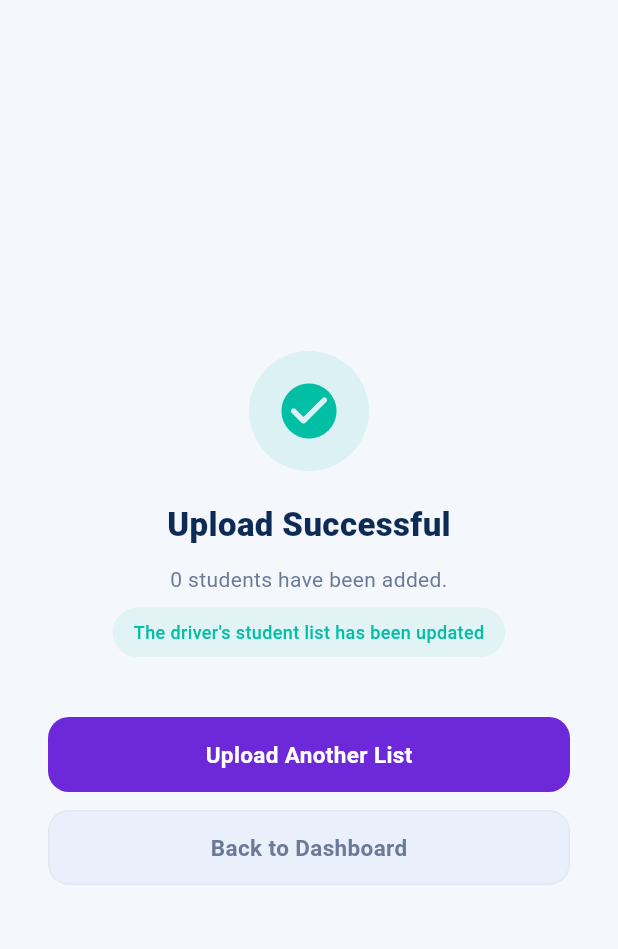
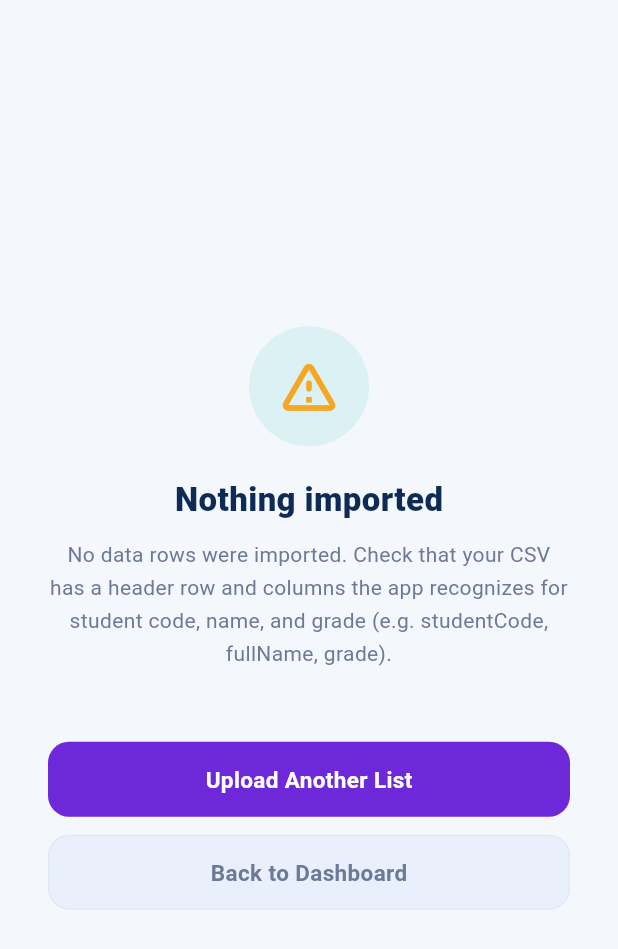
Before and after one commit to jka26/SafeRide, a Flutter app: the _SuccessView widget shown alone on an empty page, opened directly with empty values, on a phone screen of 412 x 824 dp. Shown: the top 949 px of the screen. Run offline on Flutter 3.47's test engine with Material 3 defaults, Android fonts, the phone set to English and light mode, and no system bars; our stand-ins replace file_picker, firebase_core, firebase_messaging, flutter_contacts, flutter_map, flutter_native_splash and 5 more; accounts and stored records are empty; network calls fail; Roboto replaces fonts that are missing (Outfit).

Commit message:
feat(admin): GET /drivers with profile heal, CSV import clarity, assign UX
- Add DriversModule: GET /api/drivers lists Driver+user; creates missing Driver rows for DRIVER users
- Admin assign uses /drivers; clearer errors when buses or drivers missing
- CSV commit returns skipped count; success screen explains duplicates vs parse issues
- E2E: GET /api/drivers for admin

Made-with: Cursor

```diff
--- a/saferide_app/lib/admin/csv_upload_screen.dart
+++ b/saferide_app/lib/admin/csv_upload_screen.dart
@@ -44,6 +44,7 @@ class _CsvUploadBody extends StatelessWidget {
       body: provider.isSuccess
           ? _SuccessView(
               count: provider.uploadedCount,
+              skipped: provider.skippedCount,
               routeName: '',
               onUploadAnother: () => context.read<CsvUploadProvider>().reset(),
             )
@@ -530,17 +531,43 @@ class _PreviewStudentTile extends StatelessWidget {
 
 class _SuccessView extends StatelessWidget {
   final int count;
+  final int skipped;
   final String routeName;
   final VoidCallback onUploadAnother;
 
   const _SuccessView({
     required this.count,
+    required this.skipped,
     required this.routeName,
     required this.onUploadAnother,
   });
 
   @override
   Widget build(BuildContext context) {
+    final String detail;
+    if (count == 0 && skipped == 0) {
+      detail =
+          'No data rows were imported. Check that your CSV has a header row '
+          'and columns the app recognizes for student code, name, and grade '
+          '(e.g. studentCode, fullName, grade).';
+    } else if (count == 0 && skipped > 0) {
+      detail =
+          'No new students were added. All $skipped row${skipped != 1 ? "s" : ""} '
+          'use student codes that already exist in the database. '
+          'Change codes in the file or remove existing students first.';
+    } else if (skipped > 0) {
+      detail =
+          routeName.isEmpty
+              ? '$count new student${count != 1 ? "s" : ""} added. '
+                    '$skipped row${skipped != 1 ? "s" : ""} skipped (duplicate student codes).'
+              : '$count new student${count != 1 ? "s" : ""} added to $routeName. '
+                    '$skipped skipped (duplicate codes).';
+    } else {
+      detail = routeName.isEmpty
+          ? '$count student${count != 1 ? "s" : ""} have been added.'
+          : '$count student${count != 1 ? "s" : ""} have been added to $routeName.';
+    }
+
     return Padding(
       padding: const EdgeInsets.all(32),
       child: Column(
@@ -552,23 +579,33 @@ class _SuccessView extends StatelessWidget {
               color: AppColors.secondary.withOpacity(0.1),
               shape: BoxShape.circle,
             ),
-            child: const Icon(Icons.check_circle_rounded,
-                color: AppColors.secondary, size: 44),
+            child: Icon(
+              count == 0 && skipped == 0
+                  ? Icons.warning_amber_rounded
+                  : Icons.check_circle_rounded,
+              color: count == 0 && skipped == 0
+                  ? AppColors.accent
+                  : AppColors.secondary,
+              size: 44,
+            ),
           ),
           const SizedBox(height: 20),
-          const Text('Upload Successful',
-            style: TextStyle(fontFamily: 'Outfit', fontSize: 22,
-              fontWeight: FontWeight.w800, color: AppColors.textPrimary)),
+          Text(
+            count == 0 && skipped == 0
+                ? 'Nothing imported'
+                : 'Upload finished',
+            style: const TextStyle(fontFamily: 'Outfit', fontSize: 22,
+              fontWeight: FontWeight.w800, color: AppColors.textPrimary),
+          ),
           const SizedBox(height: 10),
           Text(
-            routeName.isEmpty
-                ? '$count student${count != 1 ? "s" : ""} have been added.'
-                : '$count student${count != 1 ? "s" : ""} have been added to $routeName.',
+            detail,
             textAlign: TextAlign.center,
             style: const TextStyle(fontFamily: 'Outfit', fontSize: 14,
               color: AppColors.textSecondary, height: 1.6)),
           const SizedBox(height: 8),
-          Container(
+          if (count > 0)
+            Container(
             padding: const EdgeInsets.symmetric(horizontal: 14, vertical: 8),
             decoration: BoxDecoration(
               color: AppColors.secondary.withOpacity(0.08),
--- a/saferide_app/lib/screens/dashboard/admin_dashboard.dart
+++ b/saferide_app/lib/screens/dashboard/admin_dashboard.dart
@@ -166,8 +166,20 @@ class _AdminDashboardState extends State<AdminDashboard>
       final drivers = await _adminOpsService.listDrivers();
       final buses = await _adminOpsService.listBuses();
       if (!mounted) return;
-      if (drivers.isEmpty || buses.isEmpty) {
-        throw Exception('Need at least one driver and one bus to assign.');
+      if (buses.isEmpty && drivers.isEmpty) {
+        throw Exception(
+          'Add at least one bus (Create Bus) and one driver account first.',
+        );
+      }
+      if (buses.isEmpty) {
+        throw Exception(
+          'No buses yet. Tap Create Bus and add plate, route, and capacity.',
+        );
+      }
+      if (drivers.isEmpty) {
+        throw Exception(
+          'No driver accounts found. Sign up a user with the Driver role, then try again.',
+        );
       }
 
       String selectedDriverId = drivers.first.id;
--- a/saferide_app/lib/services/admin_ops_service.dart
+++ b/saferide_app/lib/services/admin_ops_service.dart
@@ -30,18 +30,16 @@ class AdminOpsService {
   final ApiClient _apiClient;
 
   Future<List<AdminDriverOption>> listDrivers() async {
-    final response = await _apiClient.get('/users') as List<dynamic>;
+    // GET /drivers: Driver rows + user; backend creates missing Driver profiles for DRIVER users.
+    final response = await _apiClient.get('/drivers') as List<dynamic>;
     return response
         .cast<Map<String, dynamic>>()
-        .where((u) => (u['role'] ?? '').toString().toUpperCase() == 'DRIVER')
-        .map((u) {
-          final driver = u['driver'] as Map<String, dynamic>?;
-          // Trip.driverId references Driver.id, not User.id.
-          final profileId = (driver?['id'] ?? '').toString();
+        .map((row) {
+          final user = row['user'] as Map<String, dynamic>?;
           return AdminDriverOption(
-            id: profileId,
-            fullName: (u['fullName'] ?? 'Unnamed driver').toString(),
-            email: (u['email'] ?? '').toString(),
+            id: (row['id'] ?? '').toString(),
+            fullName: (user?['fullName'] ?? 'Unnamed driver').toString(),
+            email: (user?['email'] ?? '').toString(),
           );
         })
         .where((d) => d.id.isNotEmpty)
```
Also changed, not shown: saferide_app/lib/providers/csv_upload_provider.dart (+6 -1 lines), saferide_app/lib/services/csv_import_service.dart (+13 -2 lines), 5 other files.
